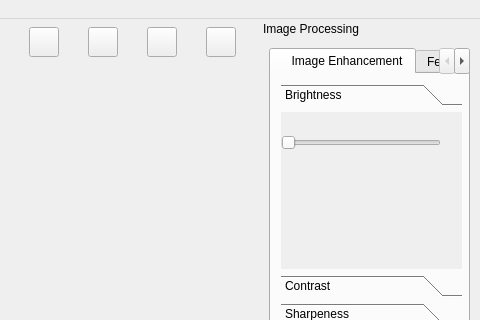
Before: the Qt Designer form mainwindow.ui in yuranxue272181/WPIMQP, drawn with Qt 5; both pictures show x 320 to 800 and y 0 to 320 of the 800 by 554 pixel window.
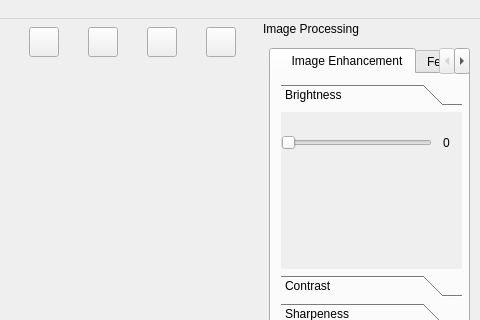
After: the same form once the commit is applied.

```diff
--- a/mainwindow.ui
+++ b/mainwindow.ui
@@ -579,7 +579,7 @@
           <rect>
            <x>0</x>
            <y>20</y>
-           <width>160</width>
+           <width>151</width>
            <height>22</height>
           </rect>
          </property>
@@ -587,6 +587,22 @@
           <enum>Qt::Orientation::Horizontal</enum>
          </property>
         </widget>
+        <widget class="QLabel" name="brightness">
+         <property name="geometry">
+          <rect>
+           <x>150</x>
+           <y>20</y>
+           <width>31</width>
+           <height>21</height>
+          </rect>
+         </property>
+         <property name="text">
+          <string>0</string>
+         </property>
+         <property name="alignment">
+          <set>Qt::AlignmentFlag::AlignCenter</set>
+         </property>
+        </widget>
        </widget>
        <widget class="QWidget" name="page_2">
         <property name="geometry">
```
Left out of the diff: 2 changed lines with no effect on the pictures.
